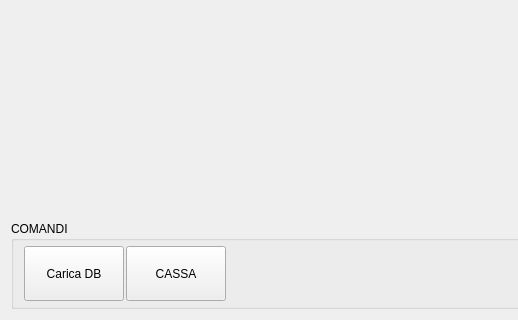
First picture: the form in src/mainwindow.ui, repository mtonin/gestcassa, before the edit; both pictures show x 0 to 518 and y 244 to 564 of the 664 by 564 pixel window.
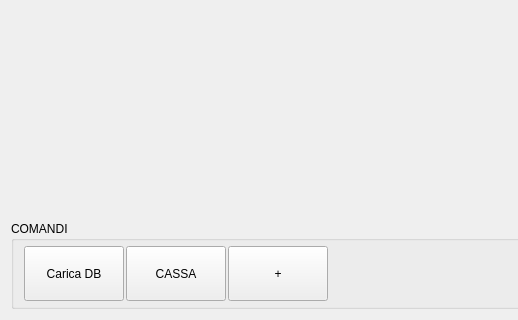
Second picture: the form after the edit. Icons and pictures are not drawn.

Patch:
```diff
--- a/src/mainwindow.ui
+++ b/src/mainwindow.ui
@@ -173,6 +173,25 @@
             </property>
            </widget>
           </item>
+          <item>
+           <widget class="QToolButton" name="modalitaBtn_2">
+            <property name="sizePolicy">
+             <sizepolicy hsizetype="Expanding" vsizetype="Expanding">
+              <horstretch>0</horstretch>
+              <verstretch>0</verstretch>
+             </sizepolicy>
+            </property>
+            <property name="maximumSize">
+             <size>
+              <width>100</width>
+              <height>100</height>
+             </size>
+            </property>
+            <property name="text">
+             <string>+</string>
+            </property>
+           </widget>
+          </item>
           <item>
            <spacer name="horizontalSpacer">
             <property name="orientation">
```
